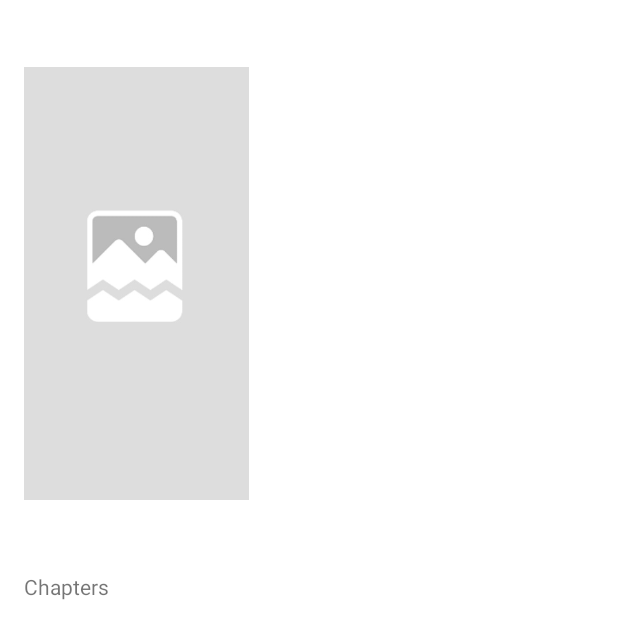
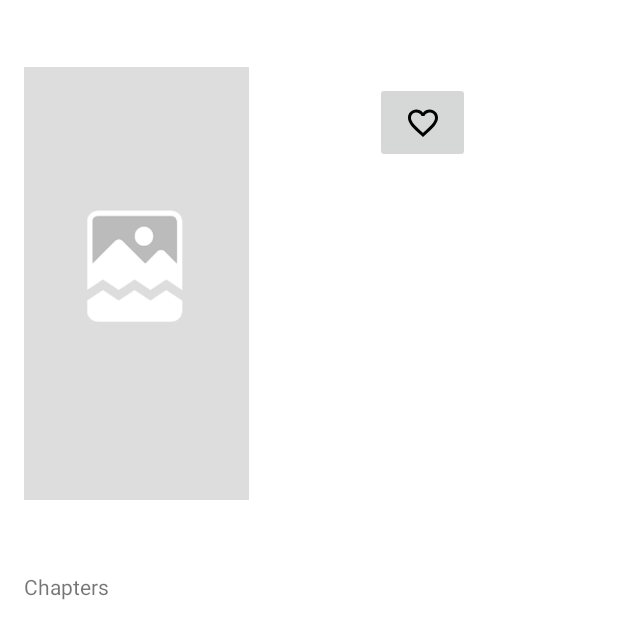
Before and after one commit to vk1cd314/Tsundoku, an Android app: the MangaDetailActivity screen opened directly, with no data from a screen before it, on a phone screen of 412 x 824 dp. Shown: the top 639 px of the screen. Run offline under Robolectric (Android 15) with nearby library versions, the phone set to English and light mode, and no system bars; pictures from the network do not load.

Commit message:
Add to Library

```diff
--- a/app/src/main/java/com/tsunderead/tsundoku/manga_detail/MangaDetailActivity.kt
+++ b/app/src/main/java/com/tsunderead/tsundoku/manga_detail/MangaDetailActivity.kt
@@ -7,6 +7,7 @@ import android.os.AsyncTask
 import androidx.appcompat.app.AppCompatActivity
 import android.os.Bundle
 import android.util.Log
+import android.widget.ImageButton
 import android.widget.ImageView
 import android.widget.TextView
 import androidx.recyclerview.widget.LinearLayoutManager
@@ -17,9 +18,13 @@ import com.tsunderead.tsundoku.api.MangaChapterList
 import com.tsunderead.tsundoku.api.NetworkCaller
 import com.tsunderead.tsundoku.chapter.Chapter
 import com.tsunderead.tsundoku.chapter.ChapterAdapter
+import com.tsunderead.tsundoku.manga_card_cell.Manga
+import com.tsunderead.tsundoku.offlinedb.LibraryDBHelper
 import org.json.JSONObject
 
 class MangaDetailActivity : AppCompatActivity(), NetworkCaller<JSONObject>{
+    private lateinit var libraryDBHandler : LibraryDBHelper
+
     override fun onCreate(savedInstanceState: Bundle?) {
         super.onCreate(savedInstanceState)
         setContentView(R.layout.activity_manga_detail)
@@ -37,6 +42,11 @@ class MangaDetailActivity : AppCompatActivity(), NetworkCaller<JSONObject>{
         val mangaId = intent.getStringExtra("MangaID")
         if (mangaId != null) {
             Log.d("mangaID", mangaId)
+        }
+        libraryDBHandler = LibraryDBHelper(this, null)
+        findViewById<ImageButton>(R.id.addToLibrary).setOnClickListener {
+            val manga = Manga(cover!!, author!!, title!!, mangaId!!)
+            libraryDBHandler.insertManga(manga)
         }
         Glide.with(this@MangaDetailActivity).load(cover).placeholder(R.drawable.placeholder).into(coverId)
         mangaId?.let { MangaChapterList(this, it) }?.execute(0)
--- /dev/null
+++ b/app/src/main/res/drawable/ic_baseline_favorite_24.xml
@@ -0,0 +1,5 @@
+<vector android:height="24dp" android:tint="#000000"
+    android:viewportHeight="24" android:viewportWidth="24"
+    android:width="24dp" xmlns:android="http://schemas.android.com/apk/res/android">
+    <path android:fillColor="@android:color/white" android:pathData="M12,21.35l-1.45,-1.32C5.4,15.36 2,12.28 2,8.5 2,5.42 4.42,3 7.5,3c1.74,0 3.41,0.81 4.5,2.09C13.09,3.81 14.76,3 16.5,3 19.58,3 22,5.42 22,8.5c0,3.78 -3.4,6.86 -8.55,11.54L12,21.35z"/>
+</vector>
--- /dev/null
+++ b/app/src/main/res/drawable/ic_baseline_favorite_border_24.xml
@@ -0,0 +1,5 @@
+<vector android:height="24dp" android:tint="#000000"
+    android:viewportHeight="24" android:viewportWidth="24"
+    android:width="24dp" xmlns:android="http://schemas.android.com/apk/res/android">
+    <path android:fillColor="@android:color/white" android:pathData="M16.5,3c-1.74,0 -3.41,0.81 -4.5,2.09C10.91,3.81 9.24,3 7.5,3 4.42,3 2,5.42 2,8.5c0,3.78 3.4,6.86 8.55,11.54L12,21.35l1.45,-1.32C18.6,15.36 22,12.28 22,8.5 22,5.42 19.58,3 16.5,3zM12.1,18.55l-0.1,0.1 -0.1,-0.1C7.14,14.24 4,11.39 4,8.5 4,6.5 5.5,5 7.5,5c1.54,0 3.04,0.99 3.57,2.36h1.87C13.46,5.99 14.96,5 16.5,5c2,0 3.5,1.5 3.5,3.5 0,2.89 -3.14,5.74 -7.9,10.05z"/>
+</vector>
--- a/app/src/main/res/layout/activity_manga_detail.xml
+++ b/app/src/main/res/layout/activity_manga_detail.xml
@@ -4,6 +4,7 @@
     xmlns:tools="http://schemas.android.com/tools"
     android:layout_width="match_parent"
     android:layout_height="match_parent"
+    android:alpha="22"
     tools:context=".manga_detail.MangaDetailActivity">
 
     <ImageView
@@ -74,4 +75,19 @@
         app:layout_constraintStart_toStartOf="parent"
         app:layout_constraintTop_toBottomOf="@+id/textView3" />
 
+    <ImageButton
+        android:id="@+id/addToLibrary"
+        android:layout_width="63dp"
+        android:layout_height="54dp"
+        android:layout_marginStart="84dp"
+        android:alpha="1"
+        app:layout_constraintBottom_toTopOf="@+id/title"
+        app:layout_constraintEnd_toEndOf="parent"
+        app:layout_constraintHorizontal_bias="0.0"
+        app:layout_constraintStart_toEndOf="@+id/mangacover"
+        app:layout_constraintTop_toTopOf="parent"
+        app:layout_constraintVertical_bias="0.628"
+        app:srcCompat="@drawable/ic_baseline_favorite_border_24"
+        tools:ignore="SpeakableTextPresentCheck" />
+
 </androidx.constraintlayout.widget.ConstraintLayout>
```
Also changed, not shown: app/src/main/java/com/tsunderead/tsundoku/offlinedb/LibraryDBHelper.kt (+11 -7 lines).
